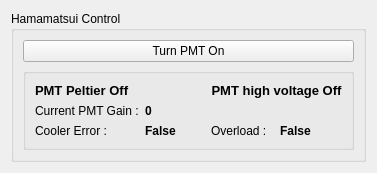
Before: the Qt Designer form acq4/devices/HamamatsuPMT/hamamatsuPMTTemplate.ui in mgraupe/acq4, drawn with Qt 5.
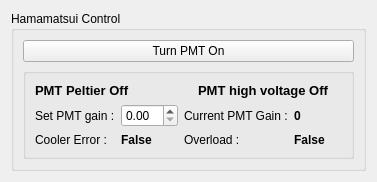
After: the same form once the commit is applied.

Commit message: PMT gain can be changed during run

Patch:
```diff
--- a/acq4/devices/HamamatsuPMT/hamamatsuPMTTemplate.ui
+++ b/acq4/devices/HamamatsuPMT/hamamatsuPMTTemplate.ui
@@ -33,26 +33,6 @@
            </property>
           </widget>
          </item>
-         <item row="1" column="0">
-          <widget class="QLabel" name="label_16">
-           <property name="text">
-            <string>Current PMT Gain :</string>
-           </property>
-          </widget>
-         </item>
-         <item row="1" column="1">
-          <widget class="QLabel" name="PMTGainLabel">
-           <property name="font">
-            <font>
-             <weight>75</weight>
-             <bold>true</bold>
-            </font>
-           </property>
-           <property name="text">
-            <string>0</string>
-           </property>
-          </widget>
-         </item>
          <item row="2" column="2">
           <widget class="QLabel" name="label_15">
            <property name="text">
@@ -117,6 +97,36 @@
            </property>
           </widget>
          </item>
+         <item row="1" column="3">
+          <widget class="QLabel" name="PMTGainLabel">
+           <property name="font">
+            <font>
+             <weight>75</weight>
+             <bold>true</bold>
+            </font>
+           </property>
+           <property name="text">
+            <string>0</string>
+           </property>
+          </widget>
+         </item>
+         <item row="1" column="2">
+          <widget class="QLabel" name="label_16">
+           <property name="text">
+            <string>Current PMT Gain :</string>
+           </property>
+          </widget>
+         </item>
+         <item row="1" column="0">
+          <widget class="QLabel" name="label_2">
+           <property name="text">
+            <string>Set PMT gain :</string>
+           </property>
+          </widget>
+         </item>
+         <item row="1" column="1">
+          <widget class="QDoubleSpinBox" name="gainSpin"/>
+         </item>
         </layout>
        </widget>
       </item>
```
The commit also changes 2 other files.
